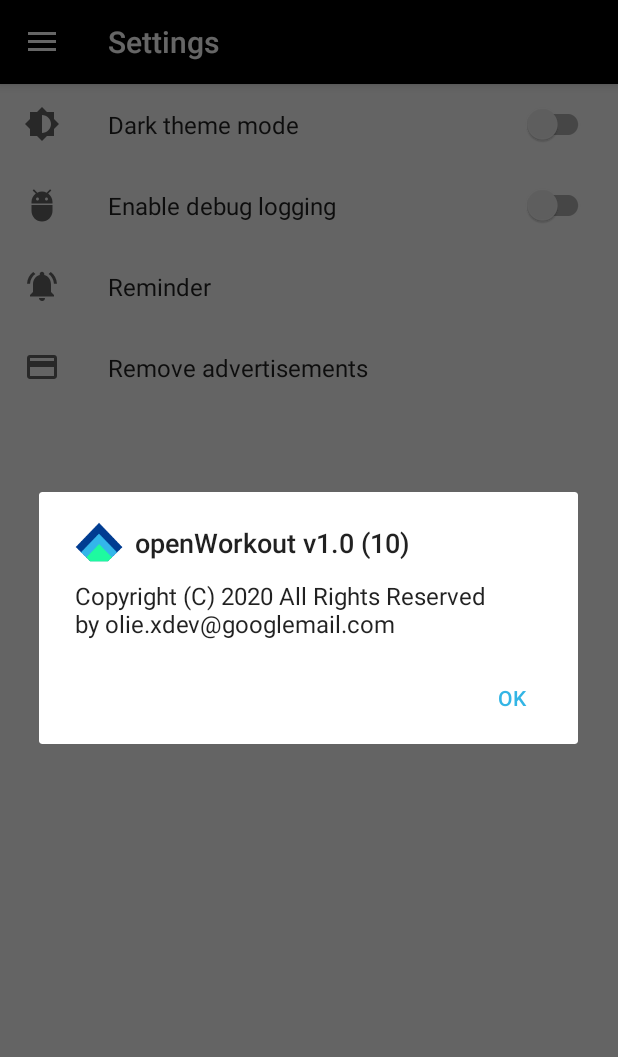
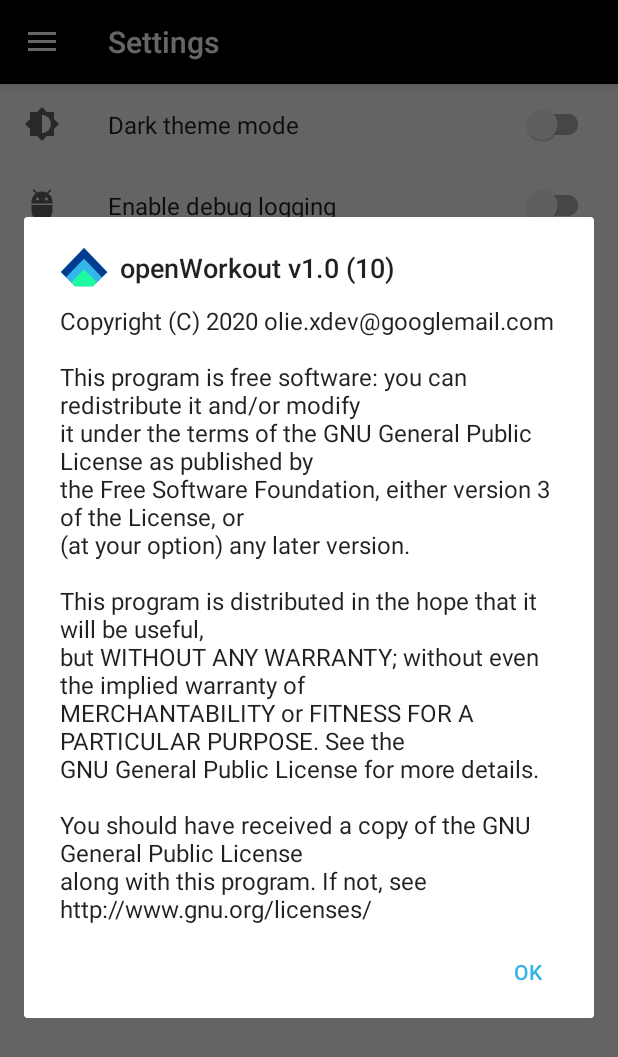
Before and after one commit to oliexdev/openWorkout, an Android app: the screen it shows after launch (MainActivity), in the side drawer, after a tap on "About", on a phone screen of 412 x 824 dp. Shown: the top 1057 px of the screen. Run offline under Robolectric (Android 15) with nearby library versions, the phone set to English and light mode, and no system bars; our stand-ins replace Room's generated code, Timber, navigation-ui; plain views replace xdev; 11 statements that could not run were skipped.

Commit message:
added copy of the GPLv3 license

```diff
--- a/app/src/main/res/values/strings.xml
+++ b/app/src/main/res/values/strings.xml
@@ -81,7 +81,7 @@
     <string name="speak_halftime">halftime</string>
 
     <string name="label_about">About</string>
-    <string name="label_about_info">Copyright (C) 2020 All Rights Reserved\nby olie.xdev@googlemail.com</string>
+    <string name="label_about_info" translatable="false">Copyright (C) 2020 olie.xdev@googlemail.com\n\nThis program is free software: you can redistribute it and/or modify\nit under the terms of the GNU General Public License as published by\nthe Free Software Foundation, either version 3 of the License, or\n(at your option) any later version.\n\nThis program is distributed in the hope that it will be useful,\nbut WITHOUT ANY WARRANTY; without even the implied warranty of\nMERCHANTABILITY or FITNESS FOR A PARTICULAR PURPOSE.  See the\nGNU General Public License for more details.\n\nYou should have received a copy of the GNU General Public License\nalong with this program.  If not, see http://www.gnu.org/licenses/</string>
     <string name="label_help">Help</string>
     <string name="label_ok">OK</string>
     <string name="label_cancel">Cancel</string>
```
Also changed, not shown: 1 other file.
